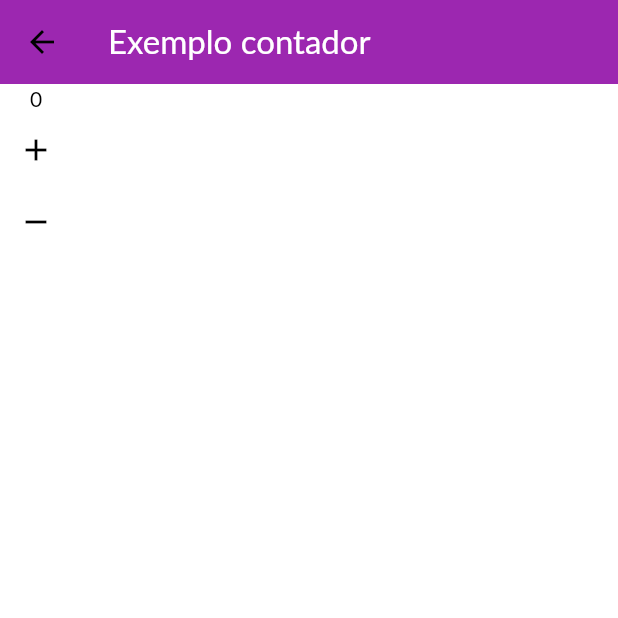
After one commit to CaioLCM/AppDeCompras-Flutter, a Flutter app: the CounterPage screen opened directly, after a tap on the "add" icon, on a phone screen of 412 x 824 dp, the top half of it. The commit adds this screen. Run offline on Flutter 3.47's test engine with Material 3 defaults, Android fonts, the phone set to English and light mode, and no system bars; network calls fail; Roboto replaces fonts that are missing (Lato).

Commit message:
Criei um exemplo do fluxo de providers, permitindo me direcionar para a sua utilização em outras partes do código

```diff
--- a/lib/main.dart
+++ b/lib/main.dart
@@ -1,4 +1,5 @@
 import 'package:flutter/material.dart';
+import 'package:semana6_7/pages/counter_page.dart';
 import 'package:semana6_7/pages/product_detail_page.dart';
 import 'package:semana6_7/pages/products_overview_page.dart';
 import 'package:semana6_7/utils/app_routes.dart';
--- /dev/null
+++ b/lib/pages/counter_page.dart
@@ -0,0 +1,42 @@
+import 'package:flutter/material.dart';
+import 'package:semana6_7/providers/counter.dart';
+
+class CounterPage extends StatefulWidget {
+  @override
+  State<CounterPage> createState() => _CounterPageState();
+}
+
+class _CounterPageState extends State<CounterPage> {
+  @override
+  Widget build(BuildContext context) {
+    return Scaffold(
+      appBar: AppBar(
+        backgroundColor: Theme.of(context).primaryColor,
+        title: Text("Exemplo contador", style: TextStyle(color: Colors.white)),
+      ),
+      body: Column(
+        children: [
+          Text(CounterProvider.of(context)?.state.value.toString() ?? '0'),
+          IconButton(
+            onPressed: () {
+              setState(() {
+              CounterProvider.of(context)?.state.inc();
+              print(CounterProvider.of(context)?.state.value.toString());
+              });
+            },
+            icon: Icon(Icons.add),
+          ),
+          IconButton(
+            onPressed: () {
+              setState(() {
+                CounterProvider.of(context)?.state.dec();
+                print(CounterProvider.of(context)?.state.value.toString());
+              });
+            },
+            icon: Icon(Icons.remove),
+          ),
+        ],
+      ),
+    );
+  }
+}
--- /dev/null
+++ b/lib/providers/counter.dart
@@ -0,0 +1,24 @@
+import 'package:flutter/material.dart';
+
+class CounterState{
+  int _value = 0;
+
+  void inc() => _value++;
+  void dec() => _value--;
+  int get value => _value;
+
+}
+
+class CounterProvider extends InheritedWidget {
+  final CounterState state = CounterState();
+  CounterProvider({required Widget child}): super(child: child);
+
+  static CounterProvider? of(BuildContext context) {
+    return context.dependOnInheritedWidgetOfExactType<CounterProvider>();
+  }
+
+  @override
+  bool updateShouldNotify(covariant InheritedWidget oldWidget){
+    return true;
+  }
+}
```
